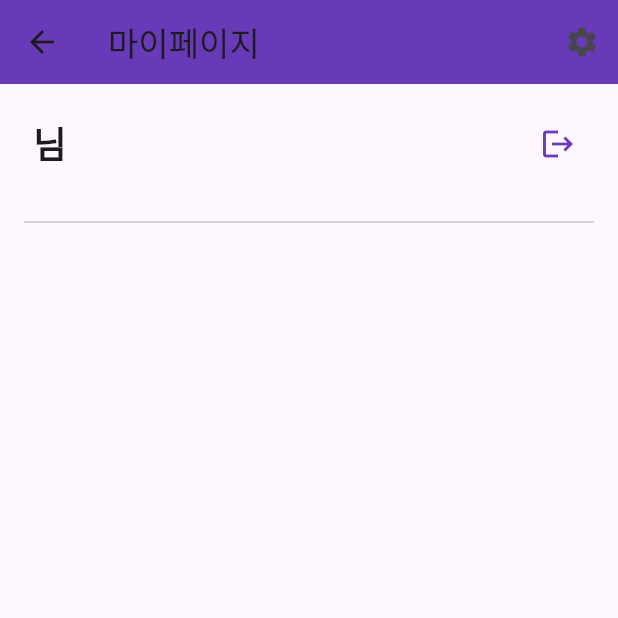
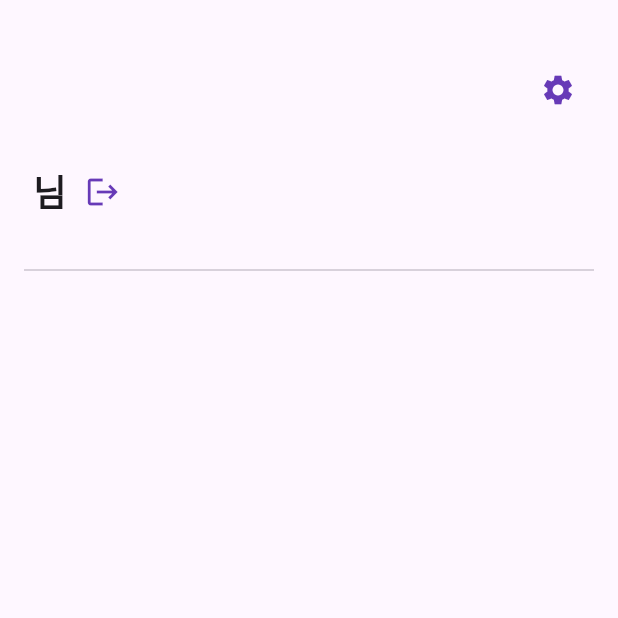
Before and after one commit to ha9eun/madcamp2_fridge_front, a Flutter app: the MyPage screen opened directly, on a phone screen of 412 x 824 dp, the top half of it. Run offline on Flutter 3.47's test engine with Material 3 defaults, Android fonts, the phone set to English and light mode, and no system bars; our stand-ins replace shared_preferences; missing offline and left inert: kakao_flutter_sdk_user; accounts and stored records are empty.

Commit message:
마이페이지 앱바 삭제, UI 수정

```diff
--- a/lib/view/my_page.dart
+++ b/lib/view/my_page.dart
@@ -35,25 +35,24 @@ class MyPage extends StatelessWidget {
     }
 
     return Scaffold(
-      appBar: AppBar(
-        title: Text('마이페이지'),
-        backgroundColor: Colors.deepPurple, // 앱바 배경색
-        actions: [
-          IconButton(
-            icon: Icon(Icons.settings),
-            onPressed: () {
-              // 설정 페이지로 이동
-            },
-          ),
-        ],
-      ),
       body: Padding(
         padding: const EdgeInsets.all(16.0),
         child: Column(
-          crossAxisAlignment: CrossAxisAlignment.start, // 좌측 정렬
+          crossAxisAlignment: CrossAxisAlignment.start,
           children: <Widget>[
+            SizedBox(height: 20), // 위쪽 여백 추가
+            Align(
+              alignment: Alignment.topRight,
+              child: IconButton(
+                icon: Icon(Icons.settings, color: Colors.deepPurple),
+                onPressed: () {
+                  // 설정 페이지로 이동
+                },
+              ),
+            ),
+            SizedBox(height: 20), // 설정 버튼 아래 여백 추가
             Row(
-              mainAxisAlignment: MainAxisAlignment.spaceBetween,
+              mainAxisAlignment: MainAxisAlignment.start,
               children: [
                 Text(
                   '${userViewModel.nickname} 님',
--- a/lib/view_model/user_view_model.dart
+++ b/lib/view_model/user_view_model.dart
@@ -125,6 +125,7 @@ class UserViewModel extends ChangeNotifier {
     try {
       await UserApi.instance.logout();
       await _clearUserInfo();
+      print('로그아웃 성공');
       Navigator.pushReplacement(
         context,
         MaterialPageRoute(builder: (context) => LoginPage()),
```
